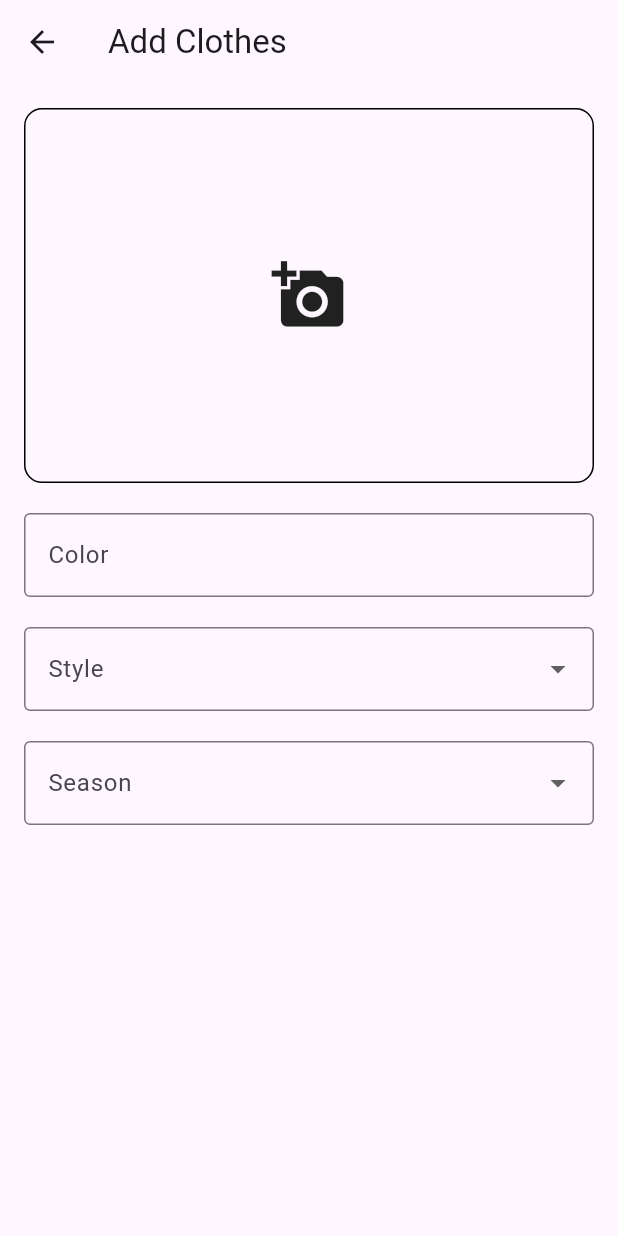
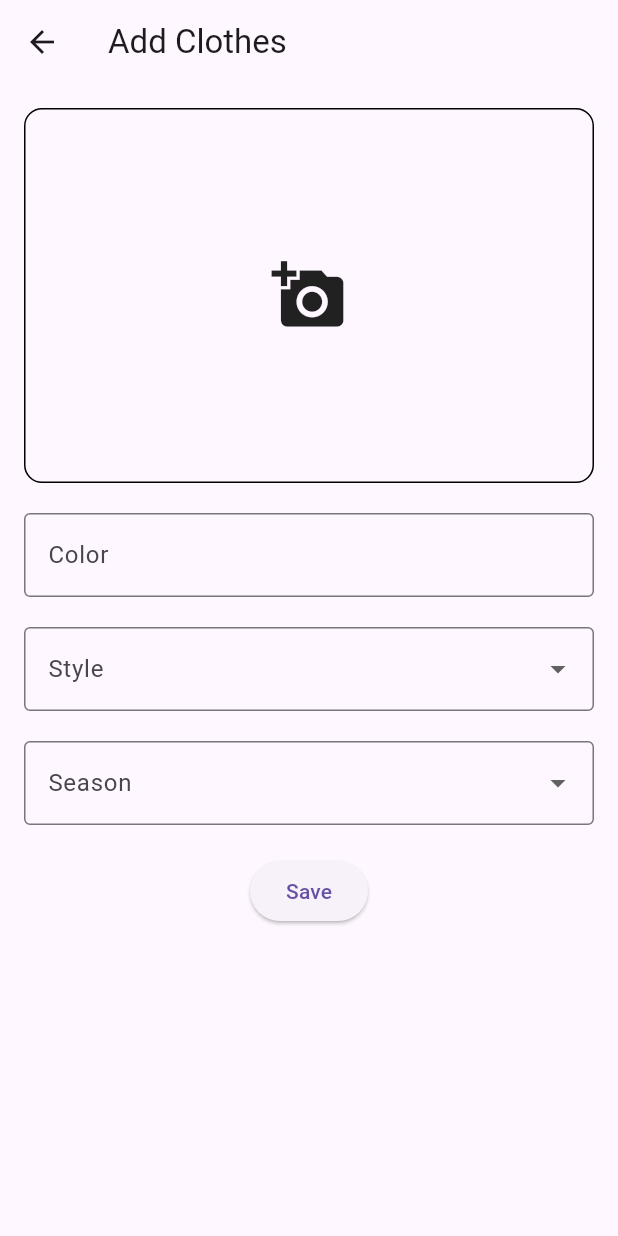
Before and after one commit to shathabenamer-sudo/dressing_app, a Flutter app: the CategoryScreen screen opened directly with empty values, after a tap on the "add" icon, on a phone screen of 412 x 824 dp. Run offline on Flutter 3.47's test engine with Material 3 defaults, Android fonts, the phone set to English and light mode, and no system bars; our stand-ins replace image_picker.

Commit message:
Added in the add clothes screen adding photo and the discription and then places it in the category ur in still need to save it permanitly

```diff
--- a/lib/screens/closet/add_new_clothes_screen.dart
+++ b/lib/screens/closet/add_new_clothes_screen.dart
@@ -1,29 +1,73 @@
+import 'dart:io';
+
 import 'package:flutter/material.dart';
+import 'package:image_picker/image_picker.dart';
 
-class AddNewClothesScreen extends StatelessWidget {
+class AddNewClothesScreen extends StatefulWidget {
   const AddNewClothesScreen({super.key});
+
+  @override
+  State<AddNewClothesScreen> createState() => _AddNewClothesScreenState();
+}
+
+class _AddNewClothesScreenState extends State<AddNewClothesScreen> {
+  // This will store the picture chosen by the user.
+  XFile? _image;
+
+  String _color = '';
+  String? _style;
+  String? _season;
+
+  // This function opens the gallery.
+  Future<void> _pickImage() async {
+    final ImagePicker picker = ImagePicker();
+
+    final XFile? image = await picker.pickImage(source: ImageSource.gallery);
+
+    // Check if the user actually chose a picture.
+    if (image != null) {
+      setState(() {
+        _image = image;
+      });
+    }
+  }
 
   @override
   Widget build(BuildContext context) {
     return Scaffold(
       appBar: AppBar(title: const Text('Add Clothes')),
+
       body: Padding(
         padding: const EdgeInsets.all(16),
         child: Column(
           children: [
-            Container(
-              height: 250,
-              width: double.infinity,
-              decoration: BoxDecoration(
-                border: Border.all(),
-                borderRadius: BorderRadius.circular(12),
+            // PHOTO BOX
+            GestureDetector(
+              onTap: _pickImage,
+
+              child: Container(
+                height: 250,
+                width: double.infinity,
+
+                decoration: BoxDecoration(
+                  border: Border.all(),
+                  borderRadius: BorderRadius.circular(12),
+                ),
+
+                child: _image == null
+                    ? const Center(child: Icon(Icons.add_a_photo, size: 50))
+                    : Image.file(File(_image!.path), fit: BoxFit.cover),
               ),
-              child: const Center(child: Icon(Icons.add_a_photo, size: 50)),
             ),
 
             const SizedBox(height: 20),
+
+            // COLOR
             TextField(
-              decoration: InputDecoration(
+              onChanged: (value) {
+                _color = value;
+              },
+              decoration: const InputDecoration(
                 labelText: 'Color',
                 hintText: 'Enter the color of the item',
                 border: OutlineInputBorder(),
@@ -32,36 +76,64 @@ class AddNewClothesScreen extends StatelessWidget {
 
             const SizedBox(height: 20),
 
+            // STYLE
             DropdownButtonFormField<String>(
-              decoration: InputDecoration(
+              decoration: const InputDecoration(
                 labelText: 'Style',
                 border: OutlineInputBorder(),
               ),
+
               items: const [
                 DropdownMenuItem(value: 'Casual', child: Text('Casual')),
                 DropdownMenuItem(value: 'Formal', child: Text('Formal')),
                 DropdownMenuItem(value: 'Dressy', child: Text('Dressy')),
                 DropdownMenuItem(value: 'Party', child: Text('Party')),
               ],
-              onChanged: (value) {},
+
+              onChanged: (value) {
+                _style = value;
+              },
             ),
 
             const SizedBox(height: 20),
 
+            // SEASON
             DropdownButtonFormField<String>(
-              decoration: InputDecoration(
+              decoration: const InputDecoration(
                 labelText: 'Season',
                 border: OutlineInputBorder(),
               ),
+
               items: const [
                 DropdownMenuItem(value: 'Spring', child: Text('Spring')),
                 DropdownMenuItem(value: 'Summer', child: Text('Summer')),
                 DropdownMenuItem(value: 'Autumn', child: Text('Autumn')),
                 DropdownMenuItem(value: 'Winter', child: Text('Winter')),
-                DropdownMenuItem(value: 'All Seasons', child: Text('All Seasons')),
+                DropdownMenuItem(
+                  value: 'All Seasons',
+                  child: Text('All Seasons'),
+                ),
+              ],
 
-              ],
-              onChanged: (value) {},
+              onChanged: (value) {
+                _season = value;
+              },
+            ),
+
+            //save button
+            const SizedBox(height: 20),
+
+            ElevatedButton(
+              onPressed: () {
+                Navigator.pop(context, {
+
+                  'image': _image,
+                  'color': _color,
+                  'style': _style,
+                  'season': _season,
+                });
+              },
+              child: const Text('Save'),
             ),
           ],
         ),
--- a/lib/screens/closet/category_screen.dart
+++ b/lib/screens/closet/category_screen.dart
@@ -1,20 +1,54 @@
+import 'dart:io';
+
 import 'package:flutter/material.dart';
+import 'package:image_picker/image_picker.dart';
+
 import 'add_new_clothes_screen.dart';
 
-class CategoryScreen extends StatelessWidget {
+class CategoryScreen extends StatefulWidget {
   final String categoryName;
 
   const CategoryScreen({super.key, required this.categoryName});
 
   @override
+  State<CategoryScreen> createState() => _CategoryScreenState();
+}
+
+class _CategoryScreenState extends State<CategoryScreen> {
+  List<Map<String, dynamic>> clothes = [];
+
+  @override
   Widget build(BuildContext context) {
     return Scaffold(
-      //basic structure of the screen
-      appBar: AppBar(title: Text(categoryName)),
-      body: Center(child: Text('No clothes added yet')),
+      appBar: AppBar(title: Text(widget.categoryName)),
+      body: clothes.isEmpty
+          ? const Center(child: Text('No clothes added yet'))
+          : GridView.builder(
+              padding: const EdgeInsets.all(16),
+              gridDelegate: const SliverGridDelegateWithFixedCrossAxisCount(
+                crossAxisCount: 2,
+                crossAxisSpacing: 12,
+                mainAxisSpacing: 12,
+              ),
+              itemCount: clothes.length,
+              itemBuilder: (context, index) {
+                final XFile image = clothes[index]['image'];
+
+                return Image.file(File(image.path), fit: BoxFit.cover);
+              },
+            ),
       floatingActionButton: FloatingActionButton(
-        onPressed: () {
-         Navigator.push(context, MaterialPageRoute(builder:(context)=>AddNewClothesScreen()));
+        onPressed: () async {
+          final newClothes = await Navigator.push(
+            context,
+            MaterialPageRoute(builder: (context) => AddNewClothesScreen()),
+          );
+
+          if (newClothes != null) {
+            setState(() {
+              clothes.add(newClothes);
+            });
+          }
         },
         child: const Icon(Icons.add),
       ),
--- a/pubspec.yaml
+++ b/pubspec.yaml
@@ -34,6 +34,7 @@ dependencies:
   # The following adds the Cupertino Icons font to your application.
   # Use with the CupertinoIcons class for iOS style icons.
   cupertino_icons: ^1.0.8
+  image_picker: ^1.2.3
 
 dev_dependencies:
   flutter_test:
```
Also changed, not shown: flutter_03.png (added), pubspec.lock, 5 other files.
